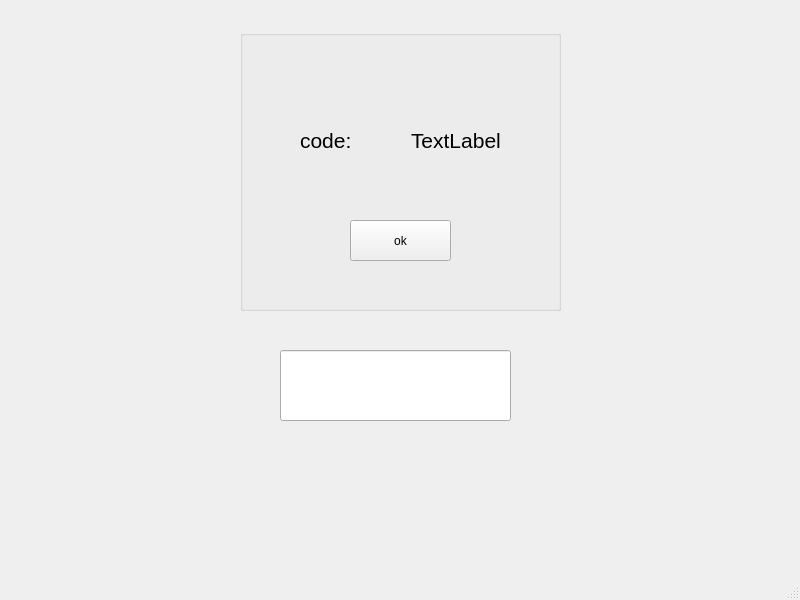
Before: the Qt Designer form entername2/entrycode.ui in Parsa20231401/FAZE1.0, drawn with Qt 5.
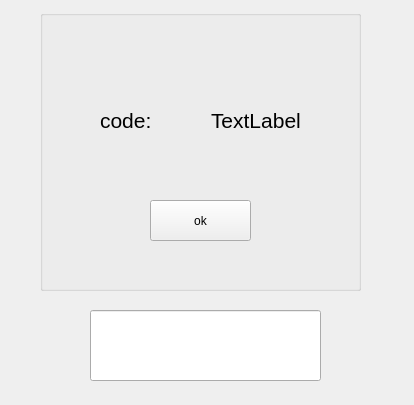
After: the same form once the commit is applied.

What changed in the file:
```diff
--- a/entername2/entrycode.ui
+++ b/entername2/entrycode.ui
@@ -6,8 +6,8 @@
    <rect>
     <x>0</x>
     <y>0</y>
-    <width>800</width>
-    <height>600</height>
+    <width>414</width>
+    <height>405</height>
    </rect>
   </property>
   <property name="windowTitle">
@@ -17,8 +17,8 @@
    <widget class="QLineEdit" name="codeInput">
     <property name="geometry">
      <rect>
-      <x>280</x>
-      <y>350</y>
+      <x>90</x>
+      <y>310</y>
       <width>231</width>
       <height>71</height>
      </rect>
@@ -32,8 +32,8 @@
    <widget class="QGroupBox" name="groupBox">
     <property name="geometry">
      <rect>
-      <x>240</x>
-      <y>30</y>
+      <x>40</x>
+      <y>10</y>
       <width>321</width>
       <height>281</height>
      </rect>
@@ -92,17 +92,6 @@
     </widget>
    </widget>
   </widget>
-  <widget class="QMenuBar" name="menubar">
-   <property name="geometry">
-    <rect>
-     <x>0</x>
-     <y>0</y>
-     <width>800</width>
-     <height>25</height>
-    </rect>
-   </property>
-  </widget>
-  <widget class="QStatusBar" name="statusbar"/>
  </widget>
  <resources/>
  <connections/>
```
